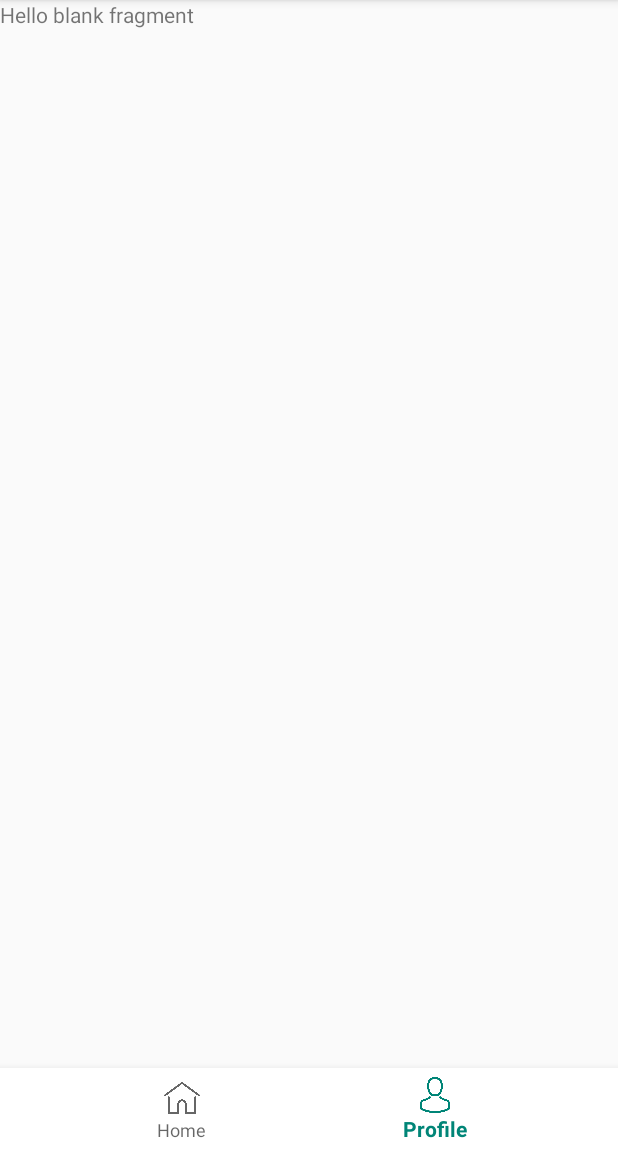
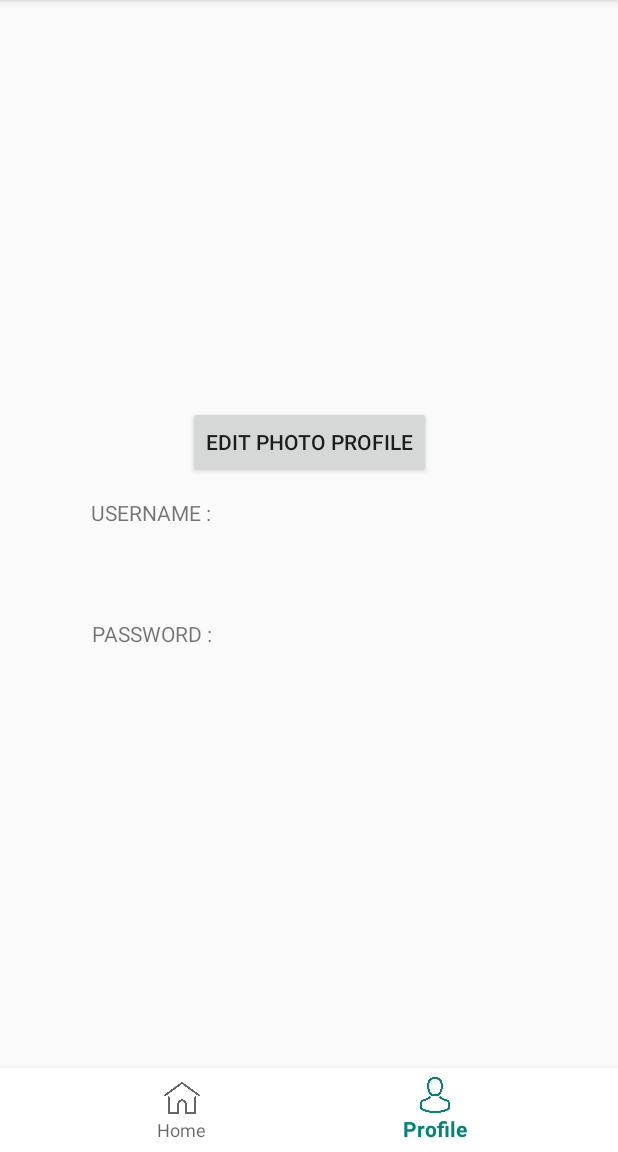
Before and after one commit to tsanyalwan/TravelMalang, an Android app: the HomeFragment screen opened directly, with no data from a screen before it, item 2 of the bottom bar chosen, on a phone screen of 412 x 824 dp, the part 84-1236 px from its top. Run offline under Robolectric (Android 15) with nearby library versions, the phone set to English and light mode, and no system bars; our stand-ins replace Firebase (no records; nobody signed in at launch, a user with empty details on screens opened directly).

Commit message:
membuat layout profile

```diff
--- a/app/src/main/java/com/example/travelmalang/adapters/item_menu_adapters.java
+++ b/app/src/main/java/com/example/travelmalang/adapters/item_menu_adapters.java
@@ -50,14 +50,19 @@ public class item_menu_adapters extends RecyclerView.Adapter<item_menu_adapters.
             @Override
             public void onClick(View view) {
                 if(position == 0){
-                    Toast.makeText(view.getContext(),"Anda Memilih Paket 1",Toast.LENGTH_SHORT).show();
+                    Toast.makeText(view.getContext(),"Berhasil Memilih Paket 1",Toast.LENGTH_SHORT).show();
                     Intent intent = new Intent(view.getContext(), ItemPaketActivity.class);
                     intent.putExtra("gambar",R.drawable.bromo);
                     intent.putExtra("judul","PAKET 1");
                     intent.putExtra("harga","Rp.1.200.000");
                     view.getContext().startActivity(intent);
                 }else if(position == 1){
-                    Toast.makeText(view.getContext(),"Anda Memilih Paket 1",Toast.LENGTH_SHORT).show();
+                    Toast.makeText(view.getContext(),"Berhasil Memilih Paket 1",Toast.LENGTH_SHORT).show();
+                    Intent intent = new Intent(view.getContext(), ItemPaketActivity.class);
+                    intent.putExtra("gambar",R.drawable.bromo);
+                    intent.putExtra("judul","PAKET 2");
+                    intent.putExtra("harga","Rp.1.200.000");
+                    view.getContext().startActivity(intent);
                 }
             }
         });
--- a/app/src/main/java/com/example/travelmalang/fragments/ProfileFragment.java
+++ b/app/src/main/java/com/example/travelmalang/fragments/ProfileFragment.java
@@ -29,4 +29,5 @@ public class ProfileFragment extends Fragment {
         return inflater.inflate(R.layout.fragment_profile, container, false);
     }
 
+
 }
--- a/app/src/main/res/layout/activity_item_paket.xml
+++ b/app/src/main/res/layout/activity_item_paket.xml
@@ -44,14 +44,14 @@
 
     <TextView
         android:id="@+id/txtHarga"
-        android:layout_width="57dp"
-        android:layout_height="24dp"
-        android:layout_marginBottom="80dp"
+        android:layout_width="329dp"
+        android:layout_height="43dp"
+        android:layout_marginBottom="48dp"
         android:text="harga"
         android:textSize="20dp"
         app:layout_constraintBottom_toBottomOf="parent"
         app:layout_constraintEnd_toEndOf="parent"
-        app:layout_constraintHorizontal_bias="0.062"
+        app:layout_constraintHorizontal_bias="0.353"
         app:layout_constraintStart_toStartOf="parent" />
 
     <Button
--- a/app/src/main/res/layout/fragment_profile.xml
+++ b/app/src/main/res/layout/fragment_profile.xml
@@ -1,14 +1,52 @@
 <?xml version="1.0" encoding="utf-8"?>
-<FrameLayout xmlns:android="http://schemas.android.com/apk/res/android"
+<androidx.constraintlayout.widget.ConstraintLayout xmlns:android="http://schemas.android.com/apk/res/android"
+    xmlns:app="http://schemas.android.com/apk/res-auto"
     xmlns:tools="http://schemas.android.com/tools"
     android:layout_width="match_parent"
     android:layout_height="match_parent"
-    tools:context=".fragments.ProfileFragment">
+    tools:context=".fragments.ProfileFragment" >
 
-    <!-- TODO: Update blank fragment layout -->
+    <ImageView
+        android:id="@+id/imageView6"
+        android:layout_width="wrap_content"
+        android:layout_height="wrap_content"
+        android:layout_marginTop="112dp"
+        app:layout_constraintEnd_toEndOf="parent"
+        app:layout_constraintHorizontal_bias="0.498"
+        app:layout_constraintStart_toStartOf="parent"
+        app:layout_constraintTop_toTopOf="parent"
+        tools:src="@tools:sample/avatars[0]" />
+
+    <Button
+        android:id="@+id/btnProfile"
+        android:layout_width="wrap_content"
+        android:layout_height="wrap_content"
+        android:text="Edit photo profile"
+        app:layout_constraintBottom_toBottomOf="parent"
+        app:layout_constraintEnd_toEndOf="parent"
+        app:layout_constraintStart_toStartOf="parent"
+        app:layout_constraintTop_toTopOf="parent"
+        app:layout_constraintVertical_bias="0.376" />
+
     <TextView
-        android:layout_width="match_parent"
-        android:layout_height="match_parent"
-        android:text="@string/hello_blank_fragment" />
+        android:id="@+id/textView6"
+        android:layout_width="wrap_content"
+        android:layout_height="wrap_content"
+        android:layout_marginTop="332dp"
+        android:text="USERNAME :"
+        app:layout_constraintEnd_toEndOf="parent"
+        app:layout_constraintHorizontal_bias="0.184"
+        app:layout_constraintStart_toStartOf="parent"
+        app:layout_constraintTop_toTopOf="parent" />
 
-</FrameLayout>
+    <TextView
+        android:id="@+id/textView7"
+        android:layout_width="wrap_content"
+        android:layout_height="wrap_content"
+        android:layout_marginBottom="336dp"
+        android:text="PASSWORD :"
+        app:layout_constraintBottom_toBottomOf="parent"
+        app:layout_constraintEnd_toEndOf="parent"
+        app:layout_constraintHorizontal_bias="0.184"
+        app:layout_constraintStart_toStartOf="parent" />
+</androidx.constraintlayout.widget.ConstraintLayout>
```
